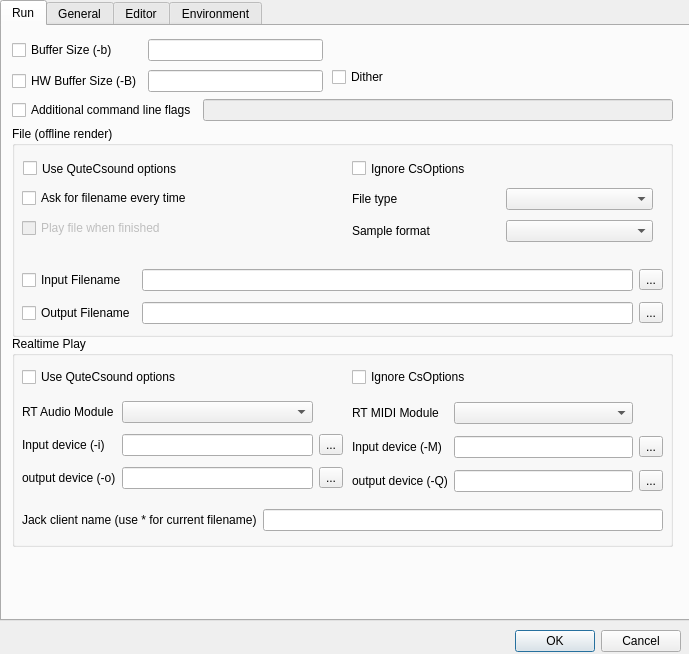
First picture: the form in src/configdialog.ui, repository CsoundQt/CsoundQt, before the edit.
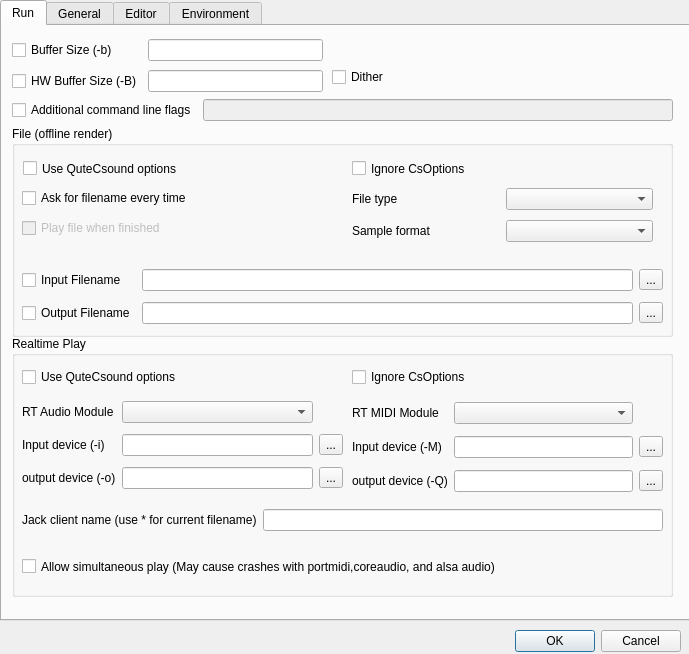
Second picture: the form after the edit. The open tabs and pages were chosen to show the change.

Commit message: Improvement to handling of widget layout by widget panel Added option to enable running multiple tabs instead of checking for portaudio etc. It's now the user's responsability... but it's off by default.

What changed in the file:
```diff
--- a/src/configdialog.ui
+++ b/src/configdialog.ui
@@ -235,7 +235,7 @@
        <x>10</x>
        <y>310</y>
        <width>661</width>
-       <height>211</height>
+       <height>261</height>
       </rect>
      </property>
      <property name="title">
@@ -409,6 +409,22 @@
        </item>
       </layout>
      </widget>
+     <widget class="QCheckBox" name="simultaneousCheckBox">
+      <property name="geometry">
+       <rect>
+        <x>10</x>
+        <y>210</y>
+        <width>641</width>
+        <height>41</height>
+       </rect>
+      </property>
+      <property name="layoutDirection">
+       <enum>Qt::LeftToRight</enum>
+      </property>
+      <property name="text">
+       <string>Allow simultaneous play (May cause crashes with portmidi,coreaudio, and alsa audio) </string>
+      </property>
+     </widget>
     </widget>
     <widget class="QCheckBox" name="DitherCheckBox">
      <property name="geometry">
```
Left out of the diff: 2 changed lines with no effect on the pictures. The commit also changes 8 other files.
